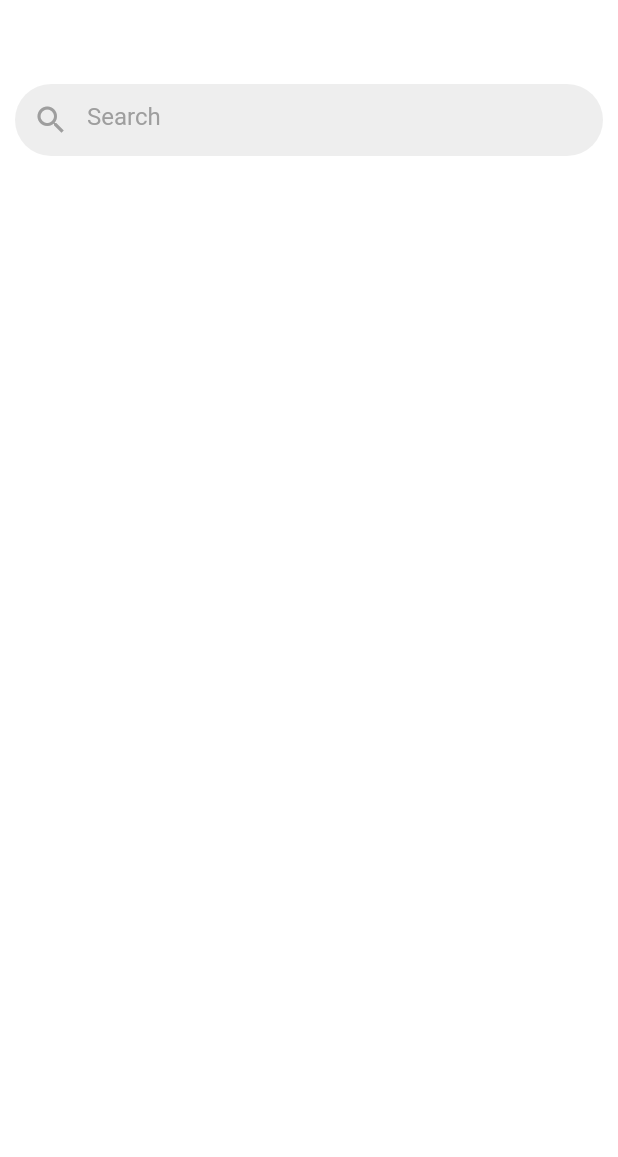
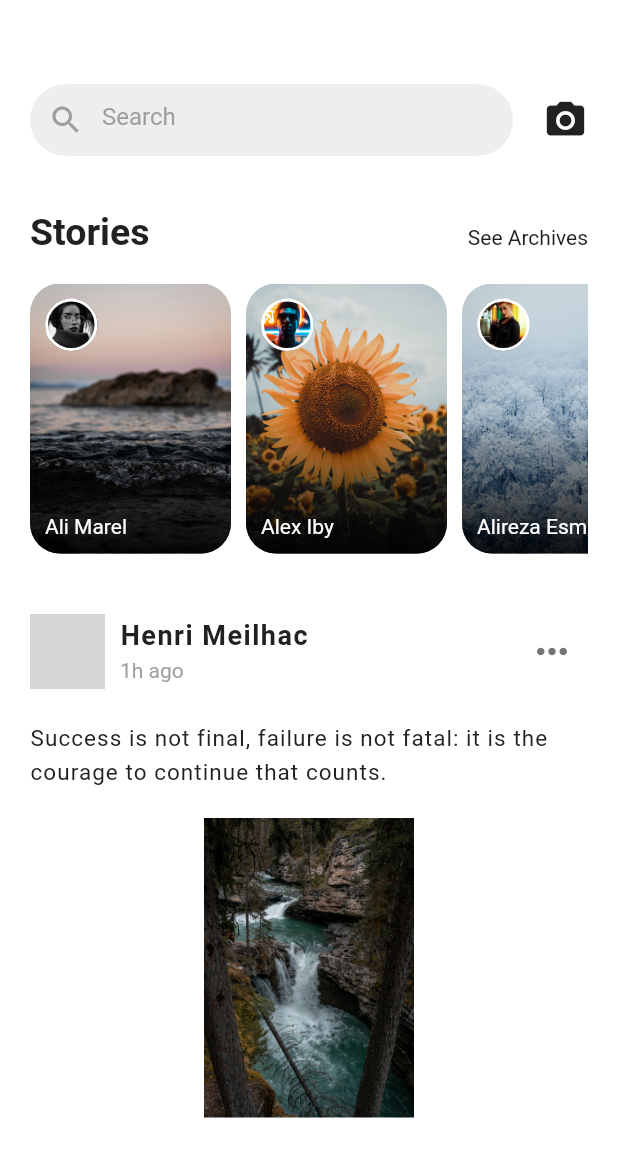
Before and after one commit to roy2904/facebook_redesign, a Flutter app: the screen it shows after launch, on a phone screen of 412 x 824 dp. Shown: the top 1157 px of the screen. Run offline on Flutter 3.47's test engine with Material 2 defaults, Android fonts, the phone set to English and light mode, and no system bars; grey boxes are pictures that could not be loaded.

Commit message:
Halfway through

```diff
--- /dev/null
+++ b/lib/Widgets.dart
@@ -0,0 +1,124 @@
+import 'package:flutter/material.dart';
+
+Widget makeStory({image, userimage, title}) {
+  return AspectRatio(
+    aspectRatio: 1.6 / 2,
+    child: Container(
+      margin: EdgeInsets.only(right: 10),
+      decoration: BoxDecoration(
+        borderRadius: BorderRadius.circular(20),
+        image: DecorationImage(image: AssetImage(image), fit: BoxFit.cover),
+      ),
+      child: Container(
+        padding: EdgeInsets.all(10),
+        decoration: BoxDecoration(
+          borderRadius: BorderRadius.circular(20),
+          gradient: LinearGradient(
+            begin: Alignment.bottomRight,
+            colors: [
+              Colors.black.withOpacity(.9),
+              Colors.black.withOpacity(.1),
+            ],
+          ),
+        ),
+        child: Column(
+          crossAxisAlignment: CrossAxisAlignment.start,
+          mainAxisAlignment: MainAxisAlignment.spaceBetween,
+          children: <Widget>[
+            Container(
+              height: 35,
+              width: 35,
+              decoration: BoxDecoration(
+                shape: BoxShape.circle,
+                border: Border.all(color: Colors.white, width: 2),
+                image: DecorationImage(
+                  image: AssetImage(userimage),
+                  fit: BoxFit.cover,
+                ),
+              ),
+            ),
+            Text(
+              title,
+              style: TextStyle(color: Colors.white),
+            )
+          ],
+        ),
+      ),
+    ),
+  );
+}
+
+Widget makeFeed({userImage, userName, feedText, feedTime, feedImage}) {
+  return Container(
+    margin: EdgeInsets.only(bottom: 40),
+    child: Column(
+      crossAxisAlignment: CrossAxisAlignment.start,
+      children: <Widget>[
+        Row(
+          mainAxisAlignment: MainAxisAlignment.spaceBetween,
+          children: <Widget>[
+            Row(
+              children: <Widget>[
+                Container(
+                  height: 50,
+                  width: 50,
+                  decoration: BoxDecoration(
+                    shape: BoxShape.circle,
+                    image: DecorationImage(
+                      image: AssetImage(userImage),
+                      fit: BoxFit.cover,
+                    ),
+                  ),
+                ),
+                SizedBox(width: 10),
+                Column(
+                  crossAxisAlignment: CrossAxisAlignment.start,
+                  children: <Widget>[
+                    Text(
+                      userName,
+                      style: TextStyle(
+                        color: Colors.grey[900],
+                        fontSize: 18,
+                        fontWeight: FontWeight.bold,
+                        letterSpacing: 1,
+                      ),
+                    ),
+                    SizedBox(height: 5),
+                    Text(feedTime, style: TextStyle(color: Colors.grey))
+                  ],
+                )
+              ],
+            ),
+            IconButton(
+                icon: Icon(
+                  Icons.more_horiz,
+                  color: Colors.grey[600],
+                  size: 30,
+                ),
+                onPressed: () {})
+          ],
+        ),
+        SizedBox(height: 20),
+        Text(
+          feedText,
+          style: TextStyle(
+            fontSize: 15,
+            height: 1.5,
+            letterSpacing: .7,
+            color: Colors.grey[900],
+          ),
+        ),
+        SizedBox(height: 20),
+        Container(
+          height: 200,
+          decoration: BoxDecoration(
+            borderRadius: BorderRadius.circular(10),
+            image: DecorationImage(
+              image: AssetImage(feedImage),
+            ),
+          ),
+        ),
+      ],
+    ),
+  );
+}
--- a/lib/main.dart
+++ b/lib/main.dart
@@ -1,4 +1,5 @@
 import 'package:flutter/material.dart';
+import 'Widgets.dart';
 
 void main() {
   runApp(MaterialApp(
@@ -22,8 +23,7 @@ class _HomePageState extends State<HomePage> {
         children: <Widget>[
           Container(
             height: 120,
-              padding:
-                  EdgeInsets.only(top: 50, right: 10, left: 10, bottom: 10),
+            padding: EdgeInsets.only(top: 50, right: 20, left: 20, bottom: 10),
             child: Row(
               children: <Widget>[
                 Expanded(
@@ -45,10 +45,88 @@ class _HomePageState extends State<HomePage> {
                     ),
                   ),
                 ),
+                SizedBox(width: 20),
+                Icon(
+                  Icons.camera_alt,
+                  color: Colors.grey[900],
+                  size: 30,
+                ),
               ],
             ),
-            )
-          ]),
+          ),
+          Expanded(
+            child: SingleChildScrollView(
+              scrollDirection: Axis.vertical,
+              child: Padding(
+                padding: EdgeInsets.all(20.0),
+                child: Column(
+                  crossAxisAlignment: CrossAxisAlignment.start,
+                  children: <Widget>[
+                    Row(
+                      mainAxisAlignment: MainAxisAlignment.spaceBetween,
+                      crossAxisAlignment: CrossAxisAlignment.baseline,
+                      textBaseline: TextBaseline.alphabetic,
+                      children: <Widget>[
+                        Text(
+                          'Stories',
+                          style: TextStyle(
+                              fontSize: 25,
+                              color: Colors.grey[900],
+                              fontWeight: FontWeight.bold),
+                        ),
+                        Text(
+                          'See Archives',
+                          style: TextStyle(
+                            color: Colors.grey[900],
+                          ),
+                        ),
+                      ],
+                    ),
+                    SizedBox(height: 20),
+                    Container(
+                      height: 180,
+                      child: ListView(
+                        scrollDirection: Axis.horizontal,
+                        children: <Widget>[
+                          makeStory(
+                            image: 'assets/images/Story/1.jpg',
+                            userimage: 'assets/images/ali-marel.jpg',
+                            title: 'Ali Marel',
+                          ),
+                          makeStory(
+                            image: 'assets/images/Story/2.jpg',
+                            userimage: 'assets/images/alex-iby.jpg',
+                            title: 'Alex Iby',
+                          ),
+                          makeStory(
+                            image: 'assets/images/Story/3.jpg',
+                            userimage: 'assets/images/alireza-esmaeeli.jpg',
+                            title: 'Alireza Esmaeeli',
+                          ),
+                          makeStory(
+                            image: 'assets/images/Story/4.jpg',
+                            userimage: 'assets/images/charles-deluvio.jpg',
+                            title: 'Charles Deluvio',
+                          ),
+                        ],
+                      ),
+                    ),
+                    SizedBox(height: 40),
+                    makeFeed(
+                      userImage: 'assets/images/henri-meilhac.jpg',
+                      userName: 'Henri Meilhac',
+                      feedTime: '1h ago',
+                      feedText:
+                          'Success is not final, failure is not fatal: it is the courage to continue that counts.',
+                          feedImage: 'assets/images/Story/5.jpg'
+                    ),
+                  ],
+                ),
+              ),
+            ),
+          ),
+        ],
+      ),
     );
   }
 }
```
Also changed, not shown: pubspec.yaml (+3 -4 lines), assets/images/Story/1.jpg (added), assets/images/Story/2.jpg (added), assets/images/Story/3.jpg (added), assets/images/Story/4.jpg (added), assets/images/Story/5.jpg (added), assets/images/alex-iby.jpg (added), assets/images/ali-marel.jpg (added), assets/images/alireza-esmaeeli.jpg (added), assets/images/charles-deluvio.jpg (added), assets/images/dmitriy-ilkevich.jpg (added), 3 other files. Lines whose indentation alone changed are shown as unchanged.
